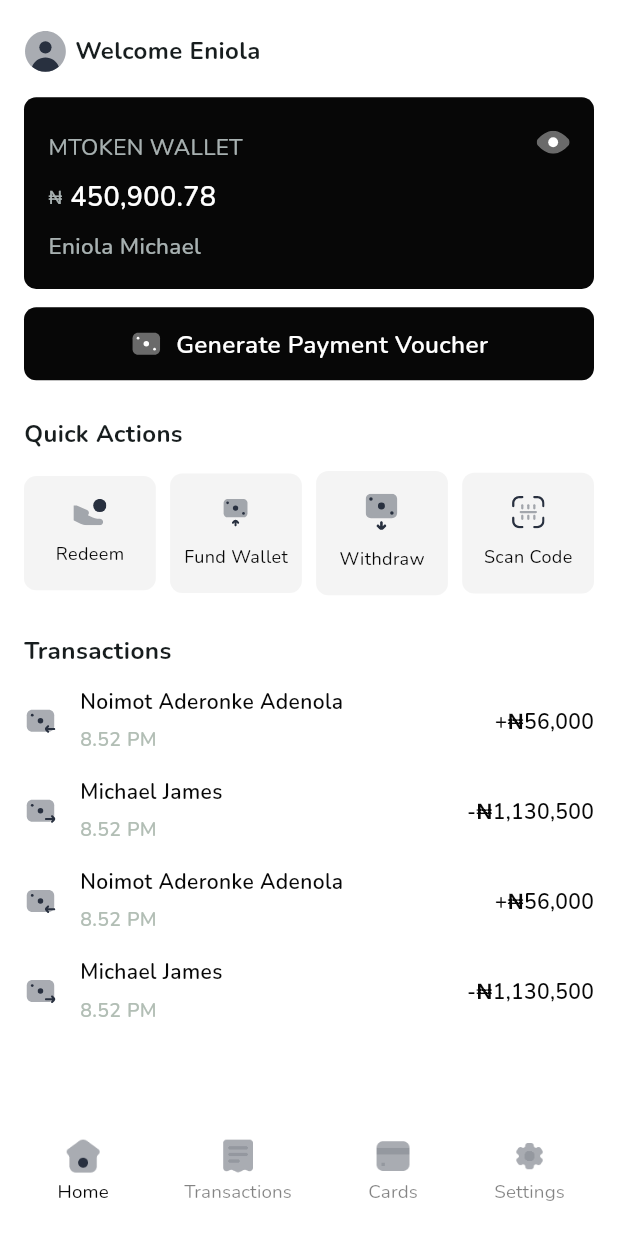
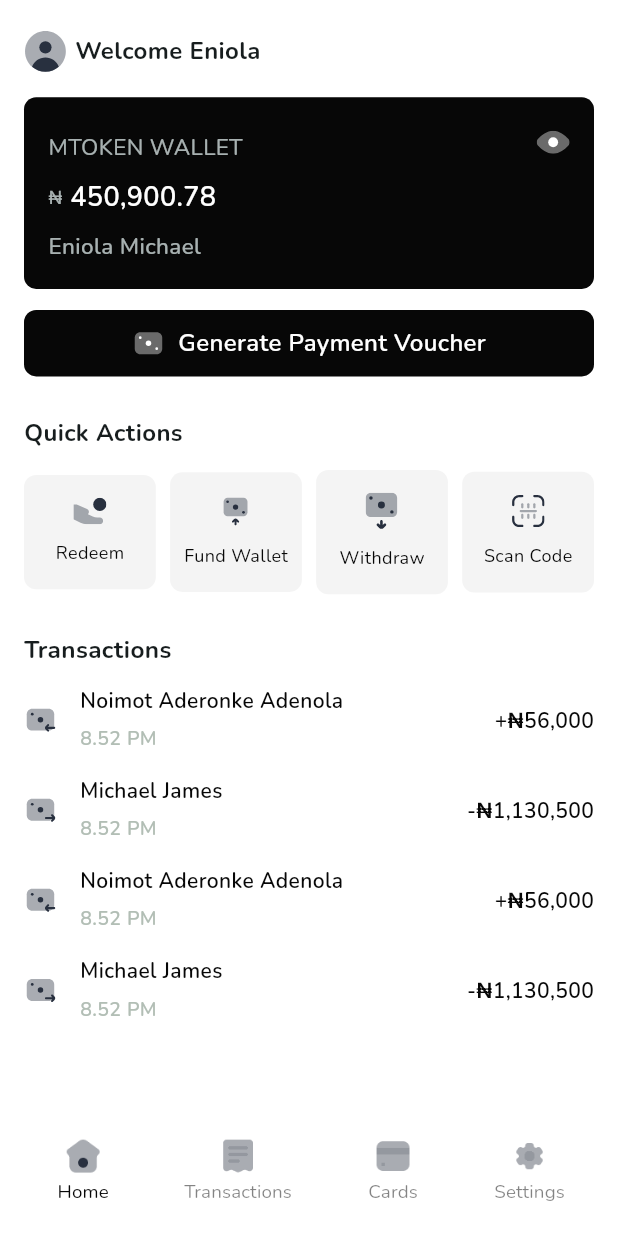
Before and after one commit to nikkieke/okeowo, a Flutter app: the screen it shows after launch, on a phone screen of 412 x 824 dp. Run offline on Flutter 3.47's test engine with Material 2 defaults, Android fonts, the light colour scheme and no system bars; our stand-ins replace flutter_screenutil, flutter_svg, go_router, google_fonts.

Commit message:
adjust dimensions to prevent overflow

```diff
--- a/lib/features/home/presentation/widgets/voucher_button.dart
+++ b/lib/features/home/presentation/widgets/voucher_button.dart
@@ -15,7 +15,7 @@ class VoucherButton extends StatelessWidget {
   @override
   Widget build(BuildContext context) {
     return Container(
-      height: 48.h,
+      padding: EdgeInsets.all(10.r),
       width: double.maxFinite,
       decoration: BoxDecoration(
         color: AppColors.primaryColor,
@@ -29,10 +29,10 @@ class VoucherButton extends StatelessWidget {
             width: 20.w,
           ),
           SizedBox(width: 8.w,),
-          AppText(
+          const AppText(
             text: "Generate Payment Voucher",
             color: AppColors.starkWhite,
-            size: 16.sp,
+            size: 16,
             fontWeight: FontWeight.w600,
           ),
         ],
```
